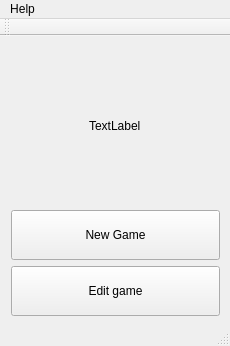
Above: src/mainwindow.ui from ricardoquesada/cocos2d-console-gui before the change. Below: the same form after it.
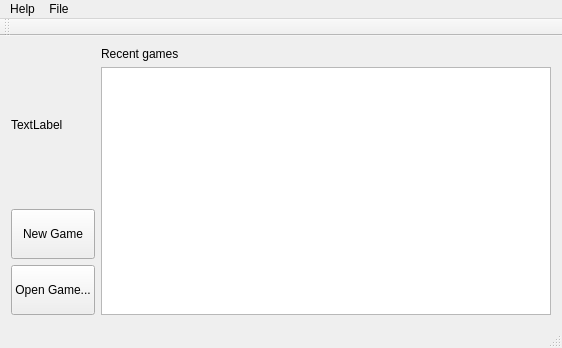
That is the form after the change.

What changed in the file:
```diff
--- a/src/mainwindow.ui
+++ b/src/mainwindow.ui
@@ -6,25 +6,20 @@
    <rect>
     <x>0</x>
     <y>0</y>
-    <width>230</width>
-    <height>346</height>
+    <width>562</width>
+    <height>348</height>
    </rect>
   </property>
   <property name="windowTitle">
    <string>Cocos2D Console GUI</string>
   </property>
   <widget class="QWidget" name="centralWidget">
-   <widget class="QWidget" name="layoutWidget">
-    <property name="geometry">
-     <rect>
-      <x>0</x>
-      <y>0</y>
-      <width>231</width>
-      <height>291</height>
-     </rect>
-    </property>
+   <layout class="QVBoxLayout" name="verticalLayout_2">
+    <item>
+     <layout class="QHBoxLayout" name="horizontalLayout">
+      <item>
     <layout class="QVBoxLayout" name="verticalLayout">
-     <item alignment="Qt::AlignHCenter">
+        <item>
       <widget class="QLabel" name="label">
        <property name="text">
         <string>TextLabel</string>
@@ -65,19 +60,36 @@
         </size>
        </property>
        <property name="text">
-        <string>Edit game</string>
+           <string>Open Game...</string>
        </property>
       </widget>
      </item>
     </layout>
-   </widget>
+      </item>
+      <item>
+       <layout class="QVBoxLayout" name="verticalLayout_3">
+        <item>
+         <widget class="QLabel" name="label_2">
+          <property name="text">
+           <string>Recent games</string>
+          </property>
+         </widget>
+        </item>
+        <item>
+         <widget class="QListView" name="listView"/>
+        </item>
+       </layout>
+      </item>
+     </layout>
+    </item>
+   </layout>
   </widget>
   <widget class="QMenuBar" name="menuBar">
    <property name="geometry">
     <rect>
      <x>0</x>
      <y>0</y>
-     <width>230</width>
+     <width>562</width>
      <height>22</height>
     </rect>
    </property>
@@ -89,7 +101,22 @@
     <addaction name="separator"/>
     <addaction name="actionPreferences"/>
    </widget>
+   <widget class="QMenu" name="menuFile">
+    <property name="title">
+     <string>File</string>
+    </property>
+    <widget class="QMenu" name="menuRecentGames">
+     <property name="title">
+      <string>Recent Games</string>
+     </property>
+     <addaction name="separator"/>
+     <addaction name="actionClear_Recent_Games"/>
+    </widget>
+    <addaction name="actionOpen"/>
+    <addaction name="menuRecentGames"/>
+   </widget>
    <addaction name="menuHelp"/>
+   <addaction name="menuFile"/>
   </widget>
   <widget class="QToolBar" name="mainToolBar">
    <attribute name="toolBarArea">
```
Left out of the diff: 15 changed lines with no effect on the pictures. Lines whose indentation alone changed are shown as unchanged.
